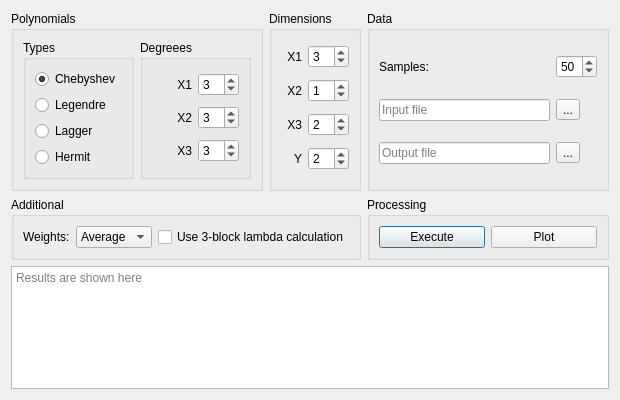
This is main_window.ui in fatvlady/sys-an-labs as Qt 5 draws it before an edit. The edited form follows.
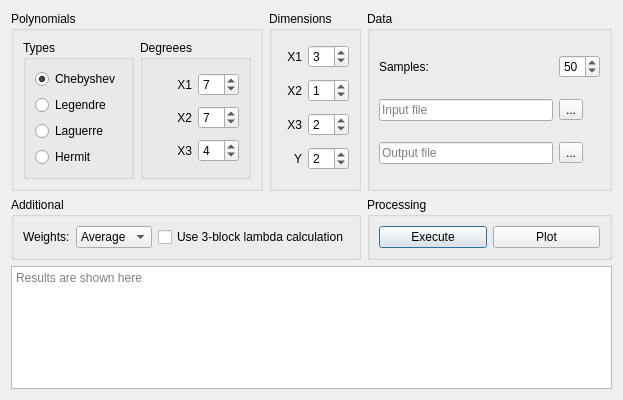
This is the edited form.

Commit message: interface was set up

```diff
--- a/main_window.ui
+++ b/main_window.ui
@@ -6,7 +6,7 @@
    <rect>
     <x>0</x>
     <y>0</y>
-    <width>620</width>
+    <width>623</width>
     <height>400</height>
    </rect>
   </property>
@@ -46,7 +46,7 @@
          <item>
           <widget class="QRadioButton" name="radio_lagg">
            <property name="text">
-            <string>Lagger</string>
+            <string>Laguerre</string>
            </property>
           </widget>
          </item>
@@ -79,7 +79,7 @@
          <item row="0" column="1">
           <widget class="QSpinBox" name="x1_deg">
            <property name="value">
-            <number>3</number>
+            <number>7</number>
            </property>
           </widget>
          </item>
@@ -96,14 +96,14 @@
          <item row="2" column="1">
           <widget class="QSpinBox" name="x3_deg">
            <property name="value">
-            <number>3</number>
+            <number>4</number>
            </property>
           </widget>
          </item>
          <item row="1" column="1">
           <widget class="QSpinBox" name="x2_deg">
            <property name="value">
-            <number>3</number>
+            <number>7</number>
            </property>
           </widget>
          </item>
```
The commit also changes 2 other files.
